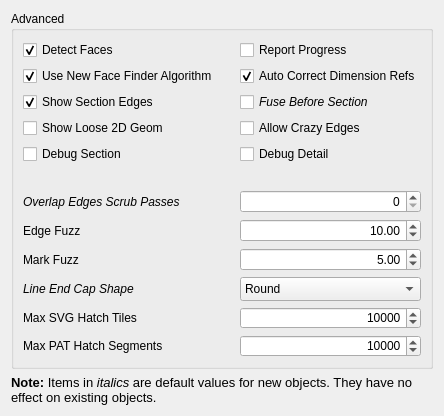
Qt form src/Mod/TechDraw/Gui/DlgPrefsTechDrawAdvanced.ui (southseact-3d/fcd) before a commit.
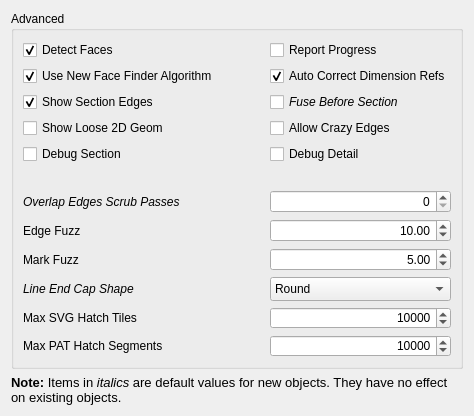
The same form after that commit. Custom widgets are drawn as their Qt base class.

Patch:
```diff
--- a/src/Mod/TechDraw/Gui/DlgPrefsTechDrawAdvanced.ui
+++ b/src/Mod/TechDraw/Gui/DlgPrefsTechDrawAdvanced.ui
@@ -6,7 +6,7 @@
    <rect>
     <x>0</x>
     <y>0</y>
-    <width>444</width>
+    <width>474</width>
     <height>416</height>
    </rect>
   </property>
```
Left out of the diff: 2 changed lines with no effect on the pictures.
